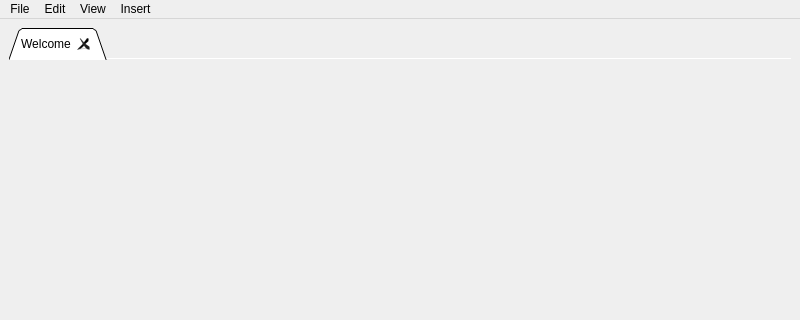
Old version of the form src/gui/mainwindow.ui in the repository SpoodyTheOne/OpenBirch2; both pictures show x 0 to 800 and y 0 to 320 of the 800 by 600 pixel window.
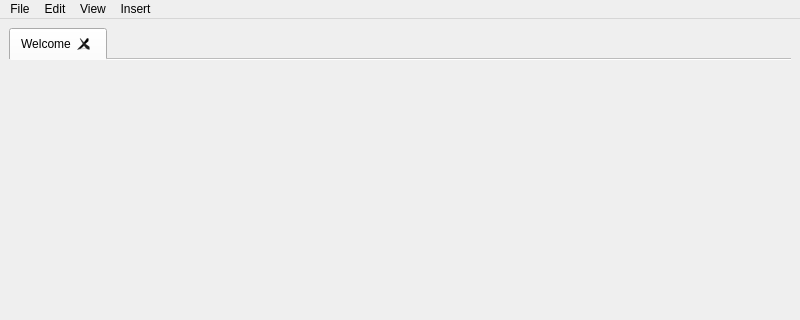
New version of the form.

Commit message: Fixed bad design choice :skull:

```diff
--- a/src/gui/mainwindow.ui
+++ b/src/gui/mainwindow.ui
@@ -36,7 +36,7 @@
        <enum>QTabWidget::North</enum>
       </property>
       <property name="tabShape">
-       <enum>QTabWidget::Triangular</enum>
+       <enum>QTabWidget::Rounded</enum>
       </property>
       <property name="elideMode">
        <enum>Qt::ElideRight</enum>
```
Left out of the diff: 2 changed lines with no effect on the pictures.
